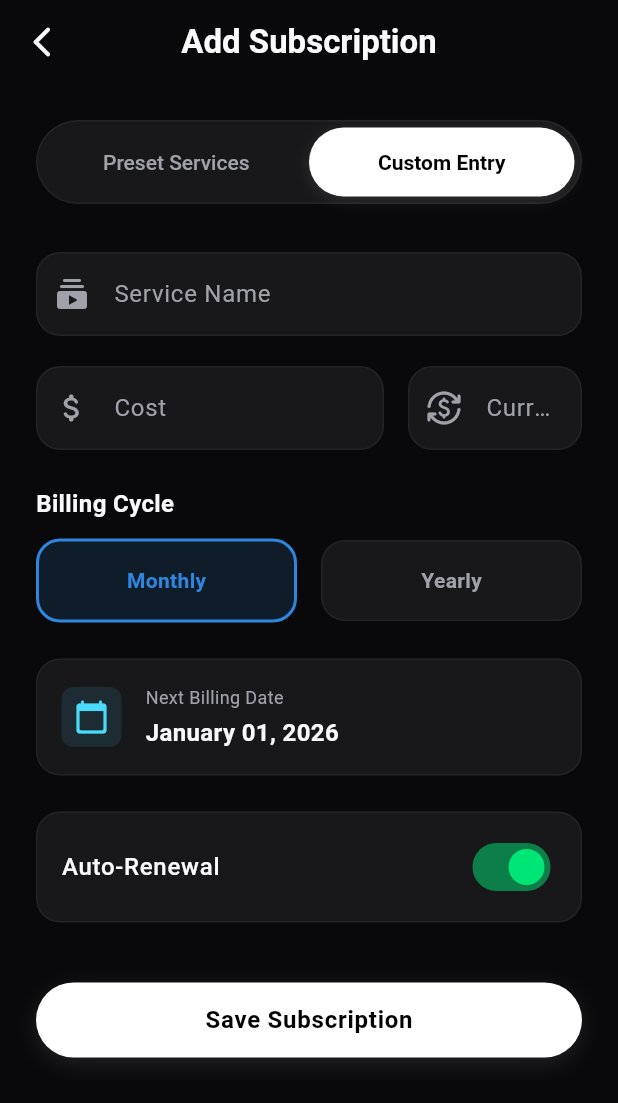
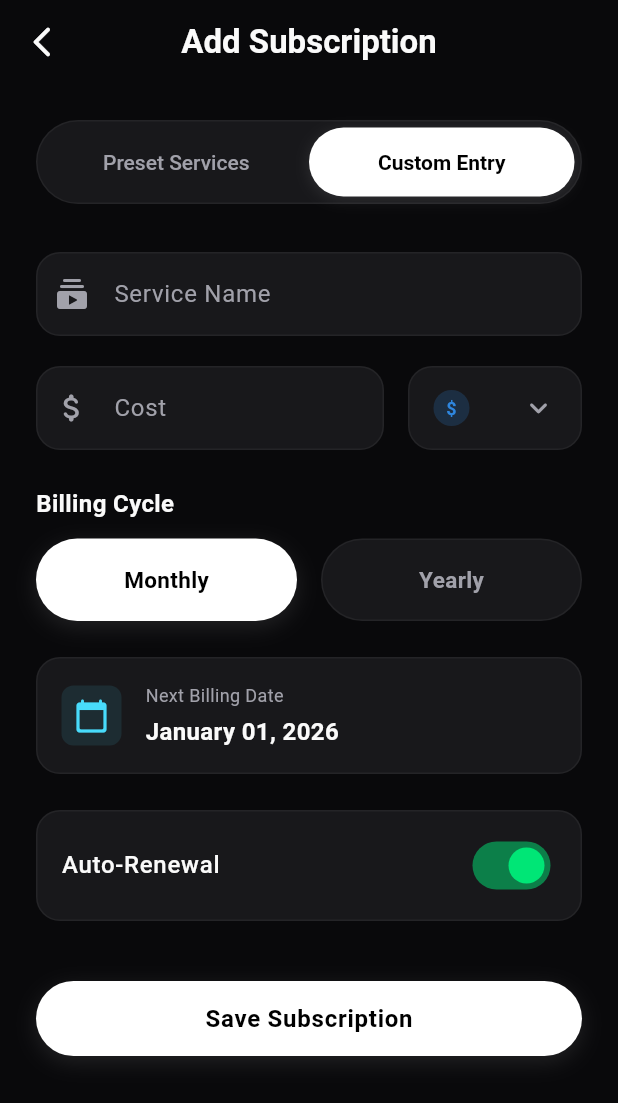
Before and after one commit to danang0202/sub-guard, a Flutter app: the AddEditSubscriptionScreen screen opened directly, after a tap on "Custom Entry", on a phone screen of 412 x 824 dp. Shown: the top 1103 px of the screen. Run offline on Flutter 3.47's test engine with Material 3 defaults, Android fonts, the phone set to English and light mode, and no system bars; our stand-ins replace device_info_plus, file_picker, flutter_local_notifications, flutter_riverpod, google_fonts, hive and 3 more; missing offline and left inert: android_alarm_manager_plus; accounts and stored records are empty; network calls fail.

Commit message:
feat: Implement currency selection dropdown, refine frequency button styling, and enhance urgent subscription card visuals.

```diff
--- a/lib/screens/add_edit_subscription_screen.dart
+++ b/lib/screens/add_edit_subscription_screen.dart
@@ -370,6 +370,45 @@ class _AddEditSubscriptionScreenState
     );
   }
 
+  PopupMenuItem<String> _buildPopupMenuItem(
+    String currencyCode,
+    String symbol,
+  ) {
+    return PopupMenuItem<String>(
+      value: currencyCode,
+      child: Row(
+        children: [
+          Container(
+            width: 24,
+            height: 24,
+            decoration: BoxDecoration(
+              color: AppColors.primary.withOpacity(0.1),
+              shape: BoxShape.circle,
+            ),
+            child: Center(
+              child: Text(
+                symbol,
+                style: const TextStyle(
+                  fontSize: 12,
+                  fontWeight: FontWeight.bold,
+                  color: AppColors.primary,
+                ),
+              ),
+            ),
+          ),
+          const SizedBox(width: 12),
+          Text(
+            currencyCode,
+            style: const TextStyle(
+              color: AppColors.textPrimary,
+              fontWeight: FontWeight.w600,
+            ),
+          ),
+        ],
+      ),
+    );
+  }
+
   Widget _buildFormFields() {
     return Column(
       crossAxisAlignment: CrossAxisAlignment.stretch,
@@ -396,10 +435,74 @@ class _AddEditSubscriptionScreenState
             ),
             const SizedBox(width: 16),
             Expanded(
-              child: _buildTextField(
-                controller: _currencyController,
-                label: 'Currency',
-                icon: Icons.currency_exchange_rounded,
+              child: Container(
+                height: 56,
+                decoration: BoxDecoration(
+                  color: AppColors.surface,
+                  borderRadius: BorderRadius.circular(16),
+                  border: Border.all(color: Colors.white.withOpacity(0.05)),
+                ),
+                child: PopupMenuButton<String>(
+                  onSelected: (value) {
+                    setState(() {
+                      _currencyController.text = value;
+                    });
+                  },
+                  shape: RoundedRectangleBorder(
+                    borderRadius: BorderRadius.circular(16),
+                  ),
+                  color: AppColors.surface,
+                  offset: const Offset(0, 60),
+                  itemBuilder: (context) => [
+                    _buildPopupMenuItem('IDR', 'Rp'),
+                    _buildPopupMenuItem('USD', '\$'),
+                  ],
+                  child: Padding(
+                    padding: const EdgeInsets.symmetric(horizontal: 16),
+                    child: Row(
+                      mainAxisAlignment: MainAxisAlignment.spaceBetween,
+                      children: [
+                        Row(
+                          children: [
+                            Container(
+                              width: 24,
+                              height: 24,
+                              decoration: BoxDecoration(
+                                color: AppColors.primary.withOpacity(0.2),
+                                shape: BoxShape.circle,
+                              ),
+                              child: Center(
+                                child: Text(
+                                  _currencyController.text == 'IDR'
+                                      ? 'Rp'
+                                      : '\$',
+                                  style: const TextStyle(
+                                    fontSize: 12,
+                                    fontWeight: FontWeight.bold,
+                                    color: AppColors.primary,
+                                  ),
+                                ),
+                              ),
+                            ),
+                            const SizedBox(width: 8),
+                            Text(
+                              _currencyController.text,
+                              style: const TextStyle(
+                                fontSize: 16,
+                                fontWeight: FontWeight.bold,
+                                color: AppColors.textPrimary,
+                              ),
+                            ),
+                          ],
+                        ),
+                        const Icon(
+                          Icons.keyboard_arrow_down_rounded,
+                          color: AppColors.textSecondary,
+                        ),
+                      ],
+                    ),
+                  ),
+                ),
               ),
             ),
           ],
@@ -483,7 +586,7 @@ class _AddEditSubscriptionScreenState
         ),
         focusedBorder: OutlineInputBorder(
           borderRadius: BorderRadius.circular(16),
-          borderSide: const BorderSide(color: AppColors.primary),
+          borderSide: const BorderSide(color: Colors.white), // Changed to white
         ),
       ),
       validator: (value) {
@@ -506,23 +609,33 @@ class _AddEditSubscriptionScreenState
         duration: const Duration(milliseconds: 200),
         padding: const EdgeInsets.symmetric(vertical: 16),
         decoration: BoxDecoration(
-          color: isSelected
-              ? AppColors.primary.withOpacity(0.15)
-              : AppColors.surface,
-          borderRadius: BorderRadius.circular(16),
+          color: isSelected ? Colors.white : AppColors.surface,
+          borderRadius: BorderRadius.circular(30), // More rounded (Pill shape)
           border: Border.all(
             color: isSelected
-                ? AppColors.primary
+                ? Colors.transparent
                 : Colors.white.withOpacity(0.05),
-            width: isSelected ? 2 : 1,
+            width: 1,
           ),
+          boxShadow: isSelected
+              ? [
+                  BoxShadow(
+                    color: Colors.white.withOpacity(0.1),
+                    blurRadius: 12,
+                    offset: const Offset(0, 4),
+                  ),
+                ]
+              : [],
         ),
         child: Center(
           child: Text(
             label,
             style: TextStyle(
-              color: isSelected ? AppColors.primary : AppColors.textSecondary,
+              color: isSelected
+                  ? Colors.black
+                  : AppColors.textSecondary, // Black text on white
               fontWeight: FontWeight.bold,
+              fontSize: 15,
             ),
           ),
         ),
```
Also changed, not shown: lib/widgets/subscription_card.dart (+11 -3 lines).
